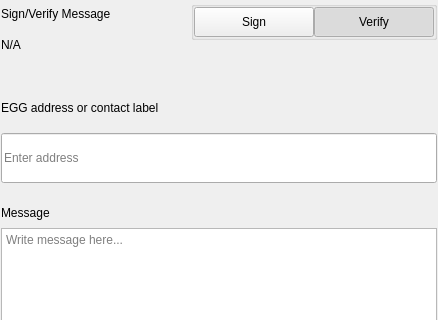
KingricharVD/DSW, file src/qt/pivx/settings/forms/settingssignmessagewidgets.ui: the form before one commit; both pictures show x 0 to 438 and y 0 to 320 of the 438 by 579 pixel window.
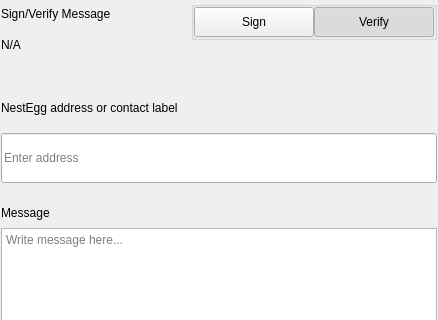
The form after the commit.

Diff of the .ui file:
```diff
--- a/src/qt/pivx/settings/forms/settingssignmessagewidgets.ui
+++ b/src/qt/pivx/settings/forms/settingssignmessagewidgets.ui
@@ -276,7 +276,7 @@
                </size>
               </property>
               <property name="text">
-               <string>EGG address or contact label</string>
+               <string>NestEgg address or contact label</string>
               </property>
              </widget>
             </item>
```
